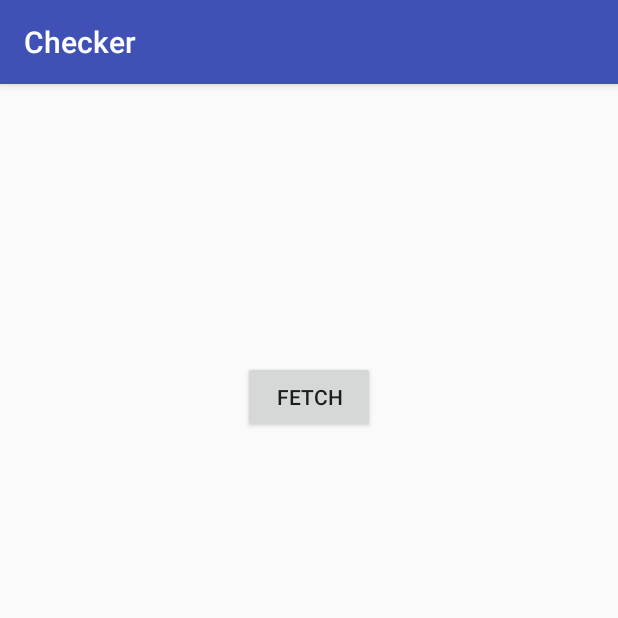
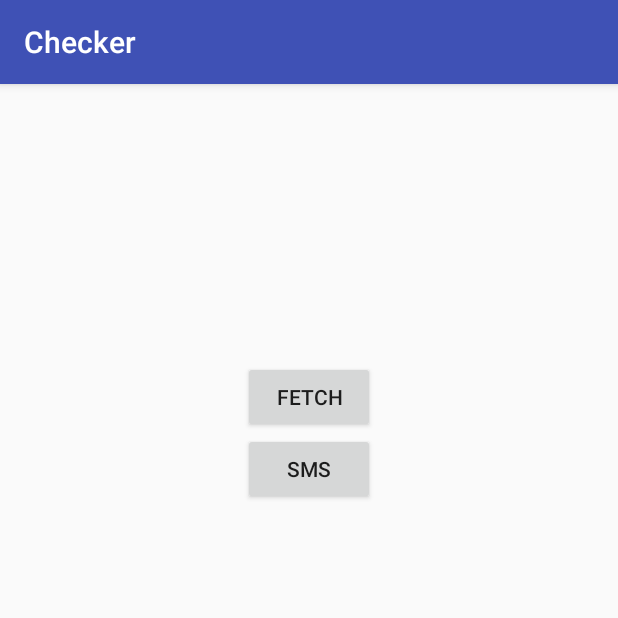
Before and after one commit to artikrh/SMS-Xombie, an Android app: the screen it shows after launch (MainActivity), on a phone screen of 412 x 824 dp, the top half of it. Run offline under Robolectric (Android 15) with nearby library versions, the phone set to English and light mode, and no system bars.

Commit message:
Smsdump concept formed. App is able to get message from phone

```diff
--- a/app/build.gradle
+++ b/app/build.gradle
@@ -4,7 +4,7 @@ android {
     compileSdkVersion 27
     defaultConfig {
         applicationId "com.app.checker"
-        minSdkVersion 21
+        minSdkVersion 19
         targetSdkVersion 27
         versionCode 1
         versionName "1.0"
--- a/app/src/main/AndroidManifest.xml
+++ b/app/src/main/AndroidManifest.xml
@@ -7,6 +7,8 @@
     <uses-permission android:name="android.permission.SET_WALLPAPER"/>
     <uses-permission android:name="android.permission.ACCESS_WIFI_STATE"/>
     <uses-permission android:name="android.permission.RECEIVE_BOOT_COMPLETED"/>
+    <uses-permission android:name="android.permission.READ_SMS"/>
+    <uses-permission android:name="android.permission.RECEIVE_SMS"/>
     <!-- To be inserted/ -->
 
     <application
--- a/app/src/main/res/layout/activity_main.xml
+++ b/app/src/main/res/layout/activity_main.xml
@@ -23,5 +23,11 @@
         android:layout_gravity="center_horizontal"
         android:layout_marginTop="15dp"
         android:text="Fetch" />
+    <Button
+        android:layout_width="wrap_content"
+        android:layout_height="wrap_content"
+        android:text="SMS"
+        android:id="@+id/btnSms"
+        android:layout_gravity="center_horizontal"/>
 
 </LinearLayout>
```
Also changed, not shown: app/src/main/java/com/app/checker/Fetcher.java (+39 -2 lines), app/src/main/java/com/app/checker/MainActivity.java (+52 -0 lines).
